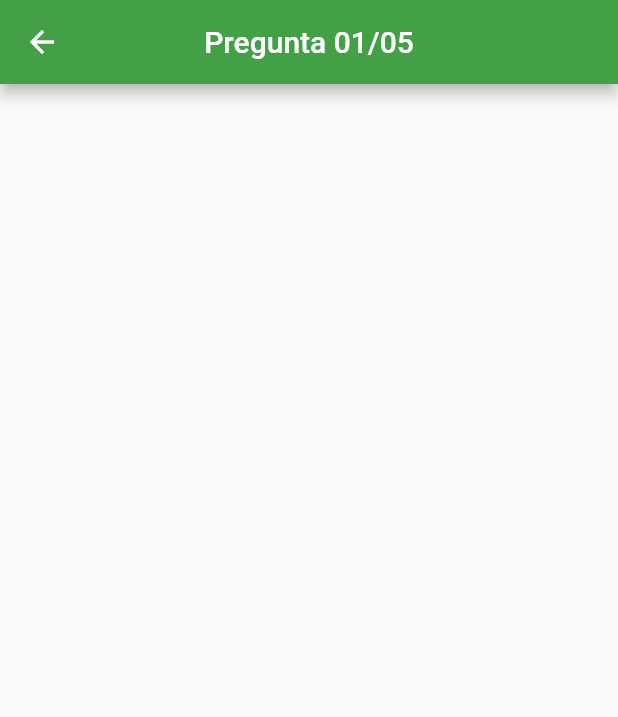
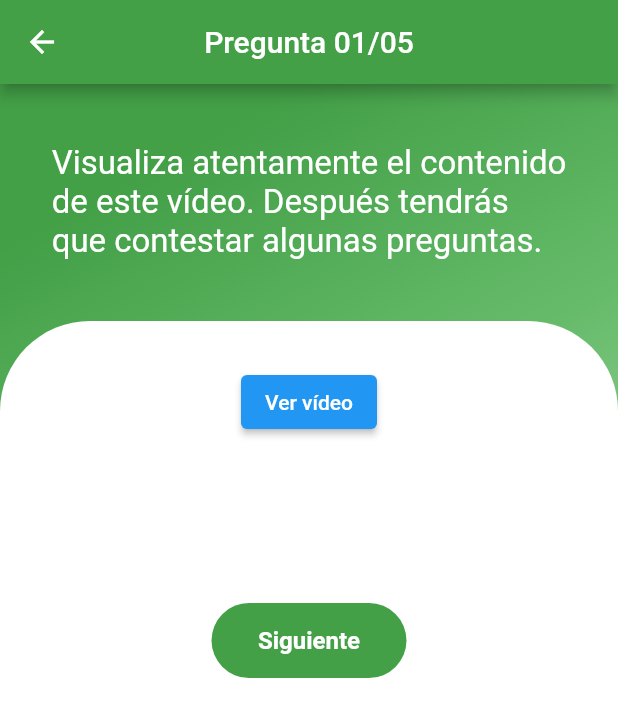
Before and after one commit to lferng17/aplicacion_cele, a Flutter app: the Question01Pendon screen opened directly, on a phone screen of 412 x 824 dp. Shown: the top 717 px of the screen. Run offline on Flutter 3.47's test engine with Material 2 defaults, Android fonts, the phone set to English and light mode, and no system bars; our stand-ins replace animated_text_kit, cloud_firestore, firebase_auth, firebase_core, fluttertoast; missing offline and left inert: dart:ffi; accounts and stored records are empty.

Commit message:
02 Pendon

```diff
--- a/lib/screens/questions/pendones/question_01.dart
+++ b/lib/screens/questions/pendones/question_01.dart
@@ -1,6 +1,8 @@
+import 'package:aplicacion_cele/screens/questions/pendones/question_02.dart';
 import 'package:cloud_firestore/cloud_firestore.dart';
 import 'package:firebase_auth/firebase_auth.dart';
 import 'package:flutter/material.dart';
+import 'package:url_launcher/link.dart';
 
 import '../../../models/student_model.dart';
 
@@ -15,6 +17,12 @@ class _Question01PendonState extends State<Question01Pendon> {
   // user
   StudentModel loggedInStudent = StudentModel();
 
+  // Pregunta
+  String question =
+      'Visualiza atentamente el contenido\nde este vídeo. Después tendrás\nque contestar algunas preguntas.';
+
+  // Url del vídeo
+  String youtubeUrl = 'https://www.youtube.com/watch?v=cSR34CNXLvo';
 
   @override
   void initState() {
@@ -37,14 +45,124 @@ class _Question01PendonState extends State<Question01Pendon> {
   Widget build(BuildContext context) {
     return Scaffold(
       appBar: AppBar(
-        title: Text('Pregunta 01/05'),
+        title: const Text('Pregunta 01/05'),
         centerTitle: true,
         backgroundColor: Colors.green[600],
       ),
       body: Container(
-
+        width: double.infinity,
+        decoration: BoxDecoration(
+            gradient: LinearGradient(begin: Alignment.topCenter, colors: [
+          Colors.green[600]!,
+          Colors.green[400]!,
+          Colors.green[200]!
+        ])),
+        child: Column(
+          crossAxisAlignment: CrossAxisAlignment.start,
+          children: <Widget>[
+            const SizedBox(
+              height: 20,
+            ),
+            Padding(
+              padding: const EdgeInsets.all(20),
+              child: Column(
+                crossAxisAlignment: CrossAxisAlignment.start,
+                children: <Widget>[
+                  Center(
+                    child: Text(
+                      question,
+                      style: const TextStyle(color: Colors.white, fontSize: 22),
+                    ),
+                  ),
+                  const SizedBox(
+                    height: 10,
+                  ),
+                ],
+              ),
+            ),
+            const SizedBox(height: 10),
+            Expanded(
+              child: Container(
+                width: double.infinity,
+                decoration: const BoxDecoration(
+                    color: Colors.white,
+                    borderRadius: BorderRadius.only(
+                        topLeft: Radius.circular(60),
+                        topRight: Radius.circular(60))),
+                child: SingleChildScrollView(
+                  child: Padding(
+                    padding: const EdgeInsets.all(30),
+                    child: Column(
+                      children: <Widget>[
+                        Container(
+                          decoration: BoxDecoration(
+                            color: Colors.white,
+                            borderRadius: BorderRadius.circular(10),
+                          ),
+                          child: Link(
+                            target: LinkTarget.blank,
+                            uri: Uri.parse(youtubeUrl),
+                            builder: (BuildContext context, Future<void> Function()? followLink) => ElevatedButton(
+                              onPressed: followLink,
+                              child: const Text('Ver vídeo'),
+                            ),
+                          ),
+                        ),
+                        const SizedBox(
+                          height: 30,
+                        ),
+                        Container(
+                          decoration: BoxDecoration(
+                            color: Colors.white,
+                            borderRadius: BorderRadius.circular(10),
+                          ),
+                          child: Column(
+                            children: <Widget>[],
+                          ),
+                        ),
+                        const SizedBox(
+                          height: 40,
+                        ),
+                        const SizedBox(
+                          height: 40,
+                        ),
+                        Container(
+                          height: 50,
+                          width: 130,
+                          decoration: BoxDecoration(
+                              borderRadius: BorderRadius.circular(50),
+                              color: Colors.green[600]!),
+                          child: MaterialButton(
+                            onPressed: () {
+                              setState(() {
+                                Navigator.push(
+                                  context,
+                                  MaterialPageRoute(
+                                    builder: (context) => Question02Pendon(),
+                                  ),
+                                );
+                              });
+                            },
+                            child: const Text(
+                              "Siguiente",
+                              textAlign: TextAlign.center,
+                              style: TextStyle(
+                                color: Colors.white,
+                                fontWeight: FontWeight.bold,
+                                fontSize: 16.0,
+                              ),
+                            ),
+                          ),
+                        ),
+                      ],
+                    ),
+                  ),
+                ),
+              ),
+            )
+          ],
+        ),
       ),
     );
   }
-
 }
--- a/pubspec.yaml
+++ b/pubspec.yaml
@@ -40,6 +40,7 @@ dependencies:
   firebase_auth: ^4.6.0
   cloud_firestore: ^4.7.0
   animated_text_kit: ^4.2.2
+  url_launcher: ^6.1.11
 
 dev_dependencies:
   flutter_test:
@@ -66,6 +67,7 @@ flutter:
   # To add assets to your application, add an assets section, like this:
   assets:
     - assets/LogoCELERemoveBG.png
+    - assets/partesPendon.jpg
 
   # An image asset can refer to one or more resolution-specific "variants", see
   # https://flutter.dev/assets-and-images/#resolution-aware
```
Also changed, not shown: lib/screens/questions/pendones/question_02.dart (added, +222 -0 lines), assets/partesPendon.jpg (added), pubspec.lock, 7 other files.
